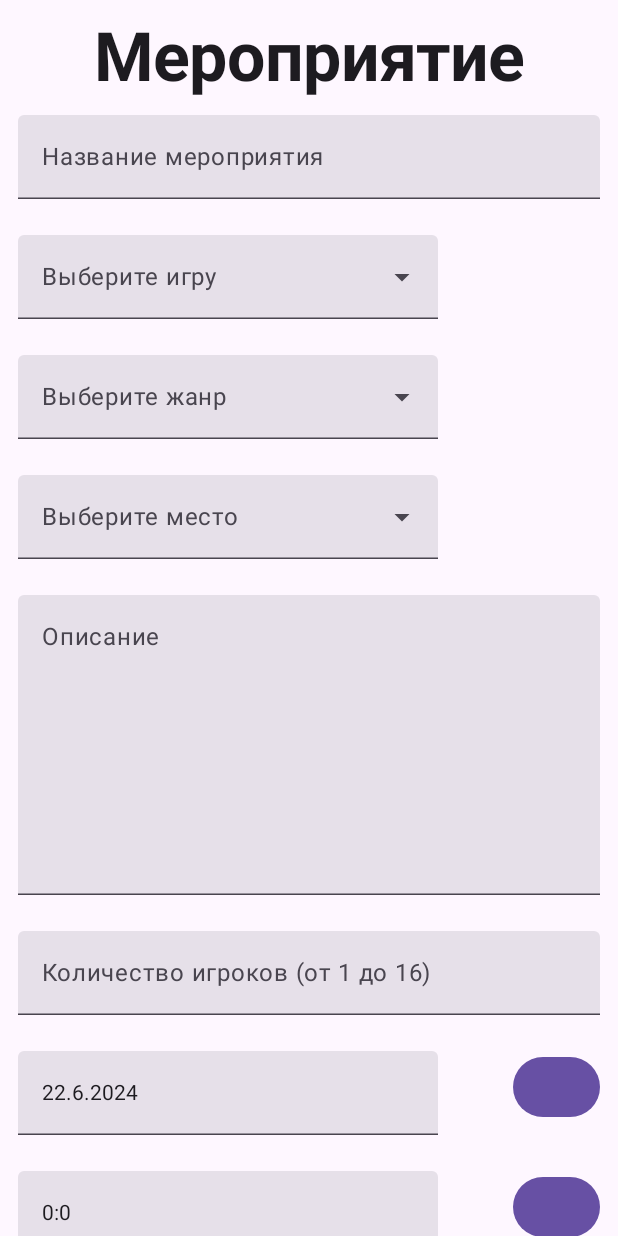
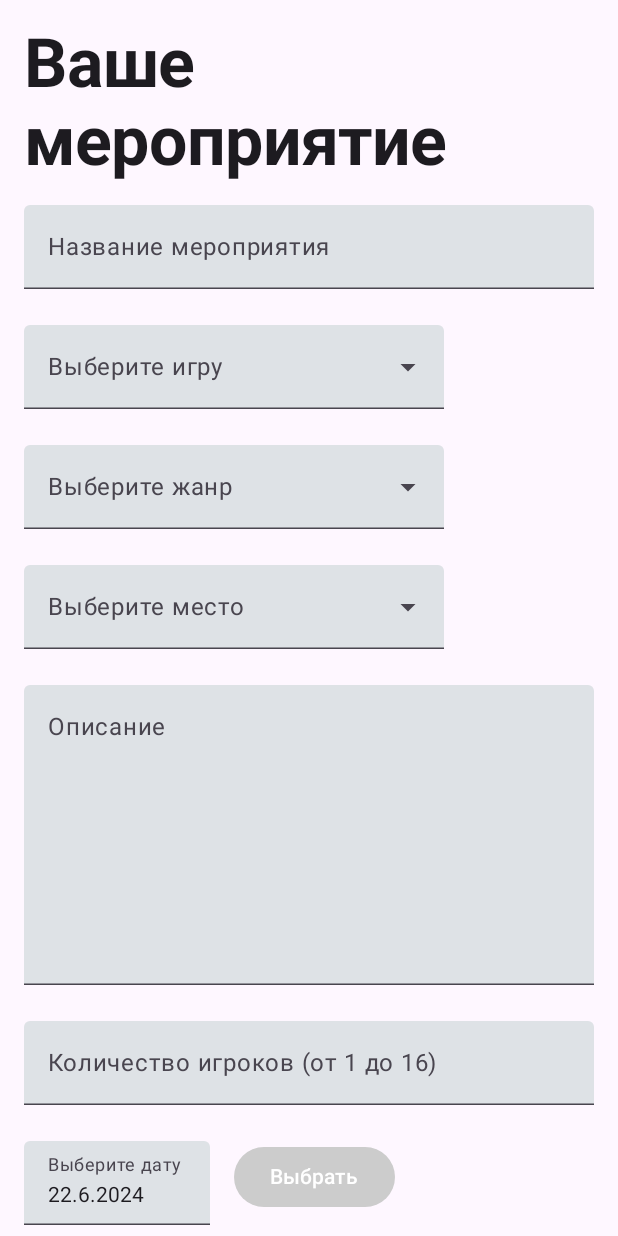
Before and after one commit to ssledopyt/Duno, an Android app built with Jetpack Compose: the CreateEventScreen screen opened through its navigation route, on a phone screen of 412 x 824 dp. Run offline under Robolectric (Android 15) with nearby library versions, the phone set to English and light mode, and no system bars; our stand-ins replace Dagger/Hilt's generated code, Timber; libraries missing offline, so code that uses them is left out: com.yandex.mapkit; 1 statement that could not run was skipped.

Commit message:
fix ui profile and adding event

```diff
--- a/app/src/main/java/com/example/duno/compose/events/AddingEvent.kt
+++ b/app/src/main/java/com/example/duno/compose/events/AddingEvent.kt
@@ -9,13 +9,18 @@ import androidx.compose.foundation.layout.fillMaxSize
 import androidx.compose.foundation.layout.fillMaxWidth
 import androidx.compose.foundation.layout.height
 import androidx.compose.foundation.layout.padding
+import androidx.compose.foundation.layout.width
 import androidx.compose.foundation.layout.wrapContentSize
 import androidx.compose.foundation.layout.wrapContentWidth
 import androidx.compose.foundation.rememberScrollState
 import androidx.compose.foundation.text.KeyboardOptions
 import androidx.compose.foundation.verticalScroll
 import androidx.compose.material3.Button
+import androidx.compose.material3.ButtonColors
+import androidx.compose.material3.ButtonDefaults
 import androidx.compose.material3.Card
+import androidx.compose.material3.CardDefaults
+import androidx.compose.material3.DatePickerDefaults
 import androidx.compose.material3.DatePickerDialog
 import androidx.compose.material3.DropdownMenuItem
 import androidx.compose.material3.ExperimentalMaterial3Api
@@ -23,6 +28,7 @@ import androidx.compose.material3.ExposedDropdownMenuBox
 import androidx.compose.material3.ExposedDropdownMenuDefaults
 import androidx.compose.material3.Text
 import androidx.compose.material3.TextField
+import androidx.compose.material3.TextFieldDefaults
 import androidx.compose.material3.TimePicker
 import androidx.compose.material3.rememberTimePickerState
 import androidx.compose.runtime.Composable
@@ -49,12 +55,17 @@ import com.example.duno.db.ApiGame
 import com.example.duno.db.ApiGenre
 import com.example.duno.db.ApiLocationOfSP
 import com.example.duno.db.ApiMeeting
+import com.example.duno.ui.Colors
 import com.example.duno.ui.DunoSizes
 import com.example.duno.viewmodel.UserViewModel
+import androidx.compose.material3.TimePickerDefaults
+import androidx.compose.material3.TimePickerLayoutType
+import androidx.compose.ui.graphics.Color
 import kotlinx.coroutines.delay
 import kotlinx.coroutines.isActive
 import kotlinx.coroutines.launch
 import timber.log.Timber
+import java.text.SimpleDateFormat
 import java.time.LocalDate
 import java.time.LocalDateTime
 import java.time.ZoneOffset
@@ -116,25 +127,32 @@ fun CreateEventScreen(
         horizontalAlignment = Alignment.CenterHorizontally
     ) {
         HeaderText(
-            text = "Мероприятие",
+            text = "Ваше мероприятие",
             modifier = Modifier
-                .padding(vertical = DunoSizes.smallDp)
+                .padding(16.dp)
                 .align(alignment = Alignment.CenterHorizontally)
         )
         TextField(
             modifier = Modifier
                 .fillMaxWidth()
-                .padding(horizontal = DunoSizes.smallDp),
+                .padding(horizontal = 16.dp),
             value = eventName,
             onValueChange = { eventName = it },
-            label = { Text("Название мероприятия") }
+            colors = TextFieldDefaults.colors(
+                unfocusedContainerColor = Colors.es_CreatingTextField,
+                disabledContainerColor = Colors.es_CreatingTextField,
+                focusedContainerColor = Colors.es_CreatingTextField
+            ),
+            label = {
+                if (eventName=="") Text("Название мероприятия")
+            }
         )
         Spacer(modifier = Modifier.padding(DunoSizes.smallDp))
         //GAME
         ExposedDropdownMenuBox(
             modifier = Modifier
                 .fillMaxWidth()
-                .padding(horizontal = DunoSizes.smallDp),
+                .padding(horizontal = 16.dp),
             expanded = expandedGame,
             onExpandedChange = { expandedGame = !expandedGame }) {
             TextField(
@@ -147,7 +165,11 @@ fun CreateEventScreen(
                         expanded = expandedGame
                     )
                 },
-                colors = ExposedDropdownMenuDefaults.textFieldColors(),
+                colors = ExposedDropdownMenuDefaults.textFieldColors(
+                    unfocusedContainerColor = Colors.es_CreatingTextField,
+                    disabledContainerColor = Colors.es_CreatingTextField,
+                    focusedContainerColor = Colors.es_CreatingTextField
+                ),
                 modifier = Modifier.menuAnchor()
             )
             ExposedDropdownMenu(
@@ -157,7 +179,7 @@ fun CreateEventScreen(
                 }
             ) {
                 Timber.e("trying to load list1")
-                if (games[0]==null || games.isEmpty()) {
+                if (games.isEmpty() || games[0]==null) {
                     if (!coroutineScope.coroutineContext.isActive){
                         launch = true
                     }
@@ -184,7 +206,7 @@ fun CreateEventScreen(
         ExposedDropdownMenuBox(
             modifier = Modifier
                 .fillMaxWidth()
-                .padding(horizontal = DunoSizes.smallDp),
+                .padding(horizontal = 16.dp),
             expanded = expandedGenre,
             onExpandedChange = { expandedGenre = !expandedGenre }) {
             TextField(
@@ -197,7 +219,11 @@ fun CreateEventScreen(
                         expanded = expandedGenre
                     )
                 },
-                colors = ExposedDropdownMenuDefaults.textFieldColors(),
+                colors = ExposedDropdownMenuDefaults.textFieldColors(
+                    unfocusedContainerColor = Colors.es_CreatingTextField,
+                    disabledContainerColor = Colors.es_CreatingTextField,
+                    focusedContainerColor = Colors.es_CreatingTextField
+                ),
                 modifier = Modifier.menuAnchor()
             )
             ExposedDropdownMenu(
@@ -207,7 +233,7 @@ fun CreateEventScreen(
                 }
             ) {
                 Timber.e("trying to load list2")
-                if (genres[0]==null || genres.isEmpty()) {
+                if (genres.isEmpty() || genres[0]==null) {
                     if (!coroutineScope.coroutineContext.isActive){
                         launch = true
                     }
@@ -250,7 +276,7 @@ fun CreateEventScreen(
         ExposedDropdownMenuBox(
             modifier = Modifier
                 .fillMaxWidth()
-                .padding(horizontal = DunoSizes.smallDp),
+                .padding(horizontal = 16.dp),
             expanded = expandedPlace,
             onExpandedChange = { expandedPlace = !expandedPlace }) {
             TextField(
@@ -263,7 +289,11 @@ fun CreateEventScreen(
                         expanded = expandedPlace
                     )
                 },
-                colors = ExposedDropdownMenuDefaults.textFieldColors(),
+                colors = ExposedDropdownMenuDefaults.textFieldColors(
+                    unfocusedContainerColor = Colors.es_CreatingTextField,
+                    disabledContainerColor = Colors.es_CreatingTextField,
+                    focusedContainerColor = Colors.es_CreatingTextField
+                ),
                 modifier = Modifier.menuAnchor()
             )
             ExposedDropdownMenu(
@@ -273,7 +303,7 @@ fun CreateEventScreen(
                 }
             ) {
                 Timber.e("trying to load list3")
-                if (location[0]==null || location.isEmpty()) {
+                if (location.isEmpty() || location[0]==null) {
                     Text("Загрузка...")
                 }else {
                     location.forEach { locate ->
@@ -317,16 +347,23 @@ fun CreateEventScreen(
             modifier = Modifier
                 .height(200.dp)
                 .fillMaxWidth()
-                .padding(horizontal = DunoSizes.smallDp),
+                .padding(horizontal = 16.dp),
             value = description,
             onValueChange = { description = it },
-            label = { Text("Описание") }
+            colors = TextFieldDefaults.colors(
+                unfocusedContainerColor = Colors.es_CreatingTextField,
+                disabledContainerColor = Colors.es_CreatingTextField,
+                focusedContainerColor = Colors.es_CreatingTextField
+            ),
+            label = {
+                if (description=="") Text("Описание")
+            }
         )
         Spacer(modifier = Modifier.padding(DunoSizes.smallDp))
         TextField(
             modifier = Modifier
                 .fillMaxWidth()
-                .padding(horizontal = DunoSizes.smallDp),
+                .padding(horizontal = 16.dp),
             value = playerCount,
             onValueChange = {
                 when {
@@ -335,46 +372,85 @@ fun CreateEventScreen(
                     Regex("").matches(it) -> playerCount = it
                 }
             },
-            label = { Text("Количество игроков (от 1 до 16)") },
+            colors = TextFieldDefaults.colors(
+                unfocusedContainerColor = Colors.es_CreatingTextField,
+                disabledContainerColor = Colors.es_CreatingTextField,
+                focusedContainerColor = Colors.es_CreatingTextField
+            ),
+            label = {
+                if (playerCount=="") Text("Количество игроков (от 1 до 16)")
+                    },
             keyboardOptions = KeyboardOptions(keyboardType = KeyboardType.Number)
         )
         Spacer(modifier = Modifier.padding(DunoSizes.smallDp))
         Row(
             modifier = Modifier
                 .fillMaxWidth()
-                .padding(horizontal = DunoSizes.smallDp),
-            horizontalArrangement = Arrangement.SpaceBetween) {
+                .padding(horizontal = 16.dp),
+            horizontalArrangement = Arrangement.Start) {
             TextField(
                 value = TextFieldValue(text = "${date.dayOfMonth}.${date.monthValue+1}.${date.year}"),
                 onValueChange = {},
-                modifier = Modifier,
+                colors = TextFieldDefaults.colors(
+                    unfocusedContainerColor = Colors.es_CreatingTextField,
+                    disabledContainerColor = Colors.es_CreatingTextField,
+                    focusedContainerColor = Colors.es_CreatingTextField
+                ),
+                modifier = Modifier.width(140.dp).padding(end = 16.dp),
+                label = {
+                    Text(text = "Выберите дату")
+                },
                 readOnly = true)
-            Button(onClick = { expandedDate=true }) {
-
+            Button(
+                colors = ButtonDefaults.buttonColors(
+                    containerColor = Color.LightGray
+                ),
+                onClick = { expandedDate=true }) {
+                Text(text = "Выбрать", maxLines = 1)
             }
         }
         Spacer(modifier = Modifier.padding(DunoSizes.smallDp))
         Row(
             modifier = Modifier
                 .fillMaxWidth()
-                .padding(horizontal = DunoSizes.smallDp),
-            horizontalArrangement = Arrangement.SpaceBetween) {
+                .padding(horizontal = 16.dp),
+            horizontalArrangement = Arrangement.Start) {
             TextField(
                 value = TextFieldValue(text ="${time.hour}:${time.minute}"),
                 onValueChange = {},
-                modifier = Modifier,
+                colors = TextFieldDefaults.colors(
+                    unfocusedContainerColor = Colors.es_CreatingTextField,
+                    disabledContainerColor = Colors.es_CreatingTextField,
+                    focusedContainerColor = Colors.es_CreatingTextField
+                ),
+                modifier = Modifier.width(140.dp).padding(end = 16.dp),
+                label = {
+                    Text(text = "Выберите время")
+                },
                 readOnly = true)
-            Button(onClick = { expandedTime=true }) {
-
+            Button(
+                colors = ButtonDefaults.buttonColors(
+                    containerColor = Color.LightGray
+                ),
+                onClick = { expandedTime=true }) {
+                Text(text = "Выбрать", maxLines = 1)
             }
         }
         if (expandedDate){
             DatePickerDialog(
                 modifier = Modifier.wrapContentSize(),
                 confirmButton = {
-                    Button(onClick = { expandedDate = false }) {
+                    Button(
+                        colors = ButtonDefaults.buttonColors(
+                        containerColor = Colors.ss_AccentColor
+                    ),
+                        onClick = { expandedDate = false }
+                    ) {
                     Text(text = "Назначить")}
                 },
+                colors = DatePickerDefaults.colors(
+                        containerColor = Colors.es_Background,
+                ),
                 onDismissRequest = {expandedDate = false},
                 content = {
                     //ShowDatePicker(date)
@@ -406,17 +482,32 @@ fun CreateEventScreen(
                 content = {
                     Card(modifier = Modifier
                         .fillMaxWidth()
-                        .padding(16.dp)) {
+                        .padding(16.dp),
+                        colors = CardDefaults.cardColors(
+                            containerColor = Colors.es_Background
+                        )
+                    ) {
                         Column(modifier = Modifier
                             .wrapContentSize()) {
                             TimePicker(state = time,
                                 modifier = Modifier
                                     .wrapContentSize()
-                                    .padding(16.dp))
+                                    .padding(16.dp),
+                                colors = TimePickerDefaults.colors(
+                                    selectorColor = Colors.ss_AccentColor,
+                                    timeSelectorSelectedContainerColor = Colors.es_PrimaryCard,
+                                    clockDialColor = Colors.es_AttentionCard,
+                                    timeSelectorUnselectedContainerColor = Colors.es_Background,
+                                    periodSelectorSelectedContainerColor = Colors.es_PrimaryCard,
+                                    periodSelectorUnselectedContainerColor = Colors.es_Background
+                                ))
                             Button(
                                 modifier = Modifier
                                     .align(Alignment.CenterHorizontally)
                                     .padding(bottom = 16.dp),
+                                colors = ButtonDefaults.buttonColors(
+                                    containerColor = Colors.ss_AccentColor
+                                ),
                                 onClick = { expandedTime = false }) {
                                 Text(text = "Назначить")
                             }
@@ -427,7 +518,9 @@ fun CreateEventScreen(
         }
         Spacer(modifier = Modifier.padding(DunoSizes.smallDp))
 
-        Button(onClick = {
+        Button(
+            modifier = Modifier.fillMaxWidth().padding(16.dp),
+            onClick = {
             val sqlDate = LocalDateTime.of(
                 date.year,
                 date.monthValue+1,
@@ -451,7 +544,11 @@ fun CreateEventScreen(
                 )
             )
             goToEvents()
-        }) {
+        },
+            colors = ButtonDefaults.buttonColors(
+                containerColor = Colors.ss_AccentColor
+            )
+            ) {
             Text("Создать")
         }
     }
@@ -474,39 +571,6 @@ fun ShowTimeePicker() {
     )
 }
 
-@Composable
-fun LayerTime(){
-    val mContext = LocalContext.current
-
-    // Declaring integer values
-    // for year, month and day
-    val mYear: Int
-    val mMonth: Int
-    val mDay: Int
-
-    // Initializing a Calendar
-    val mCalendar = Calendar.getInstance()
-
-    // Fetching current year, month and day
-    mYear = mCalendar.get(Calendar.YEAR)
-    mMonth = mCalendar.get(Calendar.MONTH)
-    mDay = mCalendar.get(Calendar.DAY_OF_MONTH)
-
-    mCalendar.time = Date()
-
-    // Declaring a string value to
-    // store date in string format
-    val mDate = remember { mutableStateOf("") }
-
-    // Declaring DatePickerDialog and setting
-    // initial values as current values (present year, month and day)
-    /*val mDatePickerDialog = DatePickerDialog(
-        mContext,
-        { _: DatePicker, mYear: Int, mMonth: Int, mDayOfMonth: Int ->
-            mDate.value = "$mDayOfMonth/${mMonth+1}/$mYear"
-        }, mYear, mMonth, mDay
-    )*/
-}
 
 @Preview
 @Composable
--- a/app/src/main/java/com/example/duno/compose/events/EventDetails.kt
+++ b/app/src/main/java/com/example/duno/compose/events/EventDetails.kt
@@ -155,7 +155,6 @@ fun EventDetailsScreen(
                             .background(Color.White)) {
                             EventStatusChip(radioStatus)
                             EventDateTime(
-                                event.meetingClosed,
                                 event.meetingDate)
                             EventHint(hintShow)
                             Column (Modifier.fillMaxSize()) {
@@ -413,8 +412,7 @@ fun EventStatusChip(status: Boolean) {
 }
 
 @Composable
-fun EventDateTime(closedAt: String, startsAt: String) {
-    val closedAtDate = LocalDateTime.parse(closedAt)
+fun EventDateTime(startsAt: String) {
     val startsAtDate = LocalDateTime.parse(startsAt)
     Column (
         Modifier
--- a/app/src/main/java/com/example/duno/data/UserRepository.kt
+++ b/app/src/main/java/com/example/duno/data/UserRepository.kt
@@ -85,8 +85,7 @@ class UserRepository @Inject constructor(private val apiService: ApiService): Us
             nickname = meeting.meetingOrganizer,
             countPlayers = meeting.meetingCountPlayers,
             meetingTime = meeting.meetingDate,
-            genre = meeting.meetingGenre,
-            closedAt = meeting.meetingClosed
+            genre = meeting.meetingGenre
         )
         emit(DataStatus.success(newMeeting))
     }.catch {
--- a/app/src/main/java/com/example/duno/db/ApiService.kt
+++ b/app/src/main/java/com/example/duno/db/ApiService.kt
@@ -49,7 +49,6 @@ interface ApiService {
         @Query("user_nickname") nickname: String?,
         @Query("count_players") countPlayers: Int?,
         @Query("meeting_time") meetingTime: String?,
-        @Query("closed_at") closedAt: String?,
     ): String
 
     //Изменить данные пользователя
--- a/app/src/main/java/com/example/duno/db/Configuration.kt
+++ b/app/src/main/java/com/example/duno/db/Configuration.kt
@@ -63,8 +63,6 @@ data class ApiMeeting(
     val meetingCountPlayers: Int = 0,
     @SerializedName("meeting_time")
     val meetingDate: String,
-    @SerializedName("closed_at")
-    val meetingClosed: String = "",
     @SerializedName("name_of_club")
     val clubName: String = "",
 ){
@@ -79,7 +77,6 @@ data class ApiMeeting(
         val meetingGeoMarker = Point(55.963143, 38.044838)
         val meetingCountPlayers = 3
         val meetingCreated = "String"
-        val meetingClosed = "2024-04-29T18:28:45.000"
         val meetingDate = "2024-04-29T18:28:45.000"
         val clubName = "12 Ярдов"
     }
--- a/app/src/main/java/com/example/duno/ui/Color.kt
+++ b/app/src/main/java/com/example/duno/ui/Color.kt
@@ -18,6 +18,7 @@ object Colors {
     val es_MainColor3 = Color("#210601".toColorInt())
     val es_Card = Color("#f3a333".toColorInt())
     val es_AttentionCard = Color("#FFE4C4".toColorInt())
+    val es_CreatingTextField = Color("#dee2e6".toColorInt())
 
     val es_Cancel = Color(188,71,73)
     val es_Accept = Color(178, 236, 93)
```
Also changed, not shown: app/src/main/java/com/example/duno/compose/profile/ProfileScreen.kt (+114 -32 lines).
